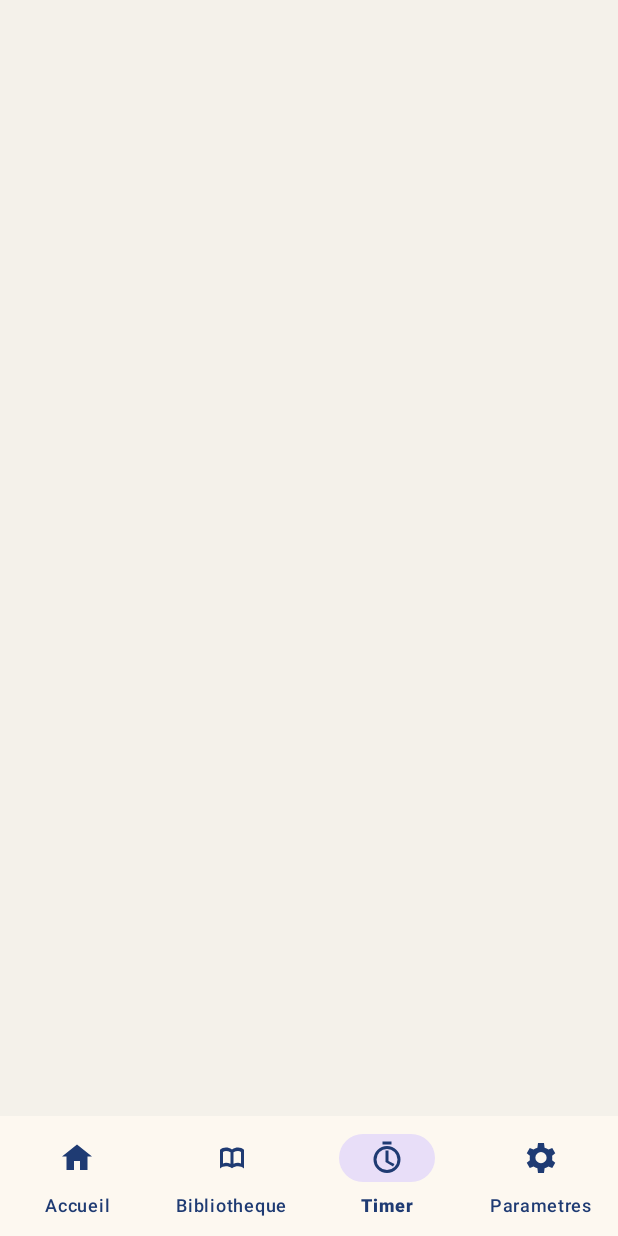
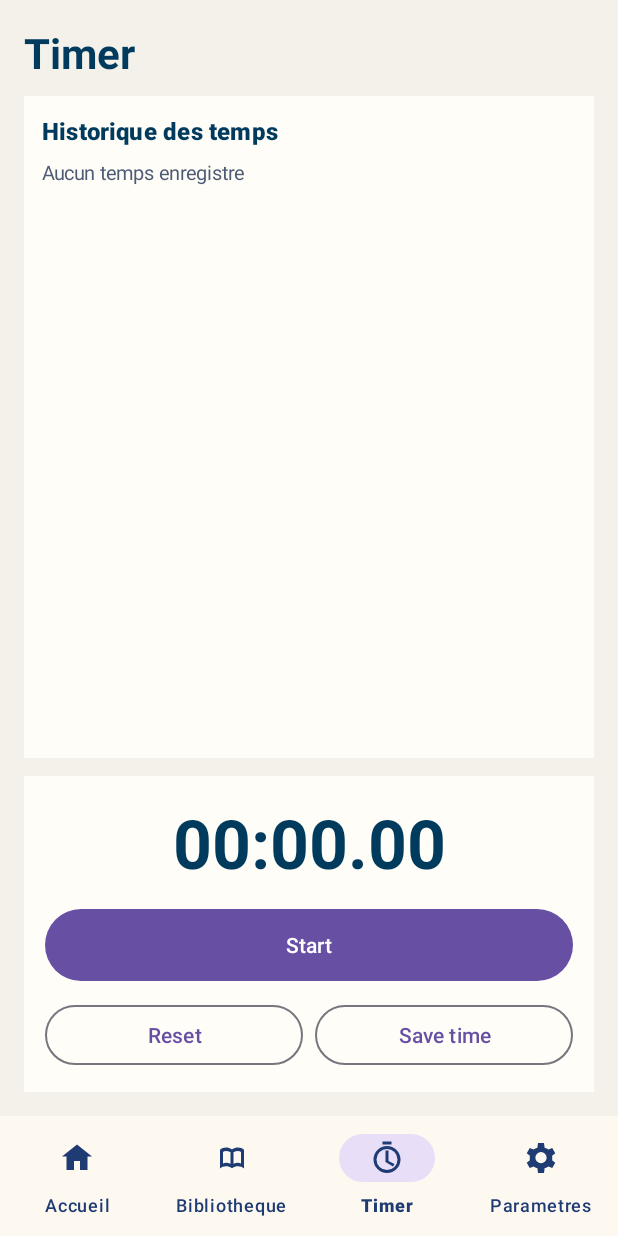
Before and after one commit to Olegueyan/Algomix, an Android app: the screen it shows after launch (MainActivity), item 3 of the bottom bar chosen, on a phone screen of 412 x 824 dp. Run offline under Robolectric (Android 15) with nearby library versions, the light colour scheme and no system bars; our stand-ins replace Room's generated code.

Commit message:
Build timer screen

```diff
--- a/app/src/main/java/fr/olegueyan/algomix/ui/timer/TimerFragment.kt
+++ b/app/src/main/java/fr/olegueyan/algomix/ui/timer/TimerFragment.kt
@@ -4,31 +4,40 @@ import android.os.Bundle
 import android.view.LayoutInflater
 import android.view.View
 import android.view.ViewGroup
+import android.widget.LinearLayout
+import android.widget.TextView
 import androidx.fragment.app.Fragment
 import androidx.lifecycle.Lifecycle
 import androidx.lifecycle.ViewModelProvider
 import androidx.lifecycle.lifecycleScope
 import androidx.lifecycle.repeatOnLifecycle
-import fr.olegueyan.algomix.databinding.FragmentPlaceholderBinding
+import fr.olegueyan.algomix.R
+import fr.olegueyan.algomix.databinding.FragmentTimerBinding
 import fr.olegueyan.algomix.ui.home.AppContainerOwner
 import fr.olegueyan.algomix.ui.home.SingleViewModelFactory
+import fr.olegueyan.algomix.ui.state.TimerDisplayEntry
+import fr.olegueyan.algomix.ui.state.TimerRunState
+import fr.olegueyan.algomix.ui.state.TimerUiState
 import fr.olegueyan.algomix.ui.viewmodel.TimerViewModel
 import kotlinx.coroutines.launch
 
 class TimerFragment : Fragment() {
-    private var binding: FragmentPlaceholderBinding? = null
+    private var binding: FragmentTimerBinding? = null
     private lateinit var viewModel: TimerViewModel
 
     override fun onCreate(savedInstanceState: Bundle?) {
         super.onCreate(savedInstanceState)
-        val repository = (requireActivity() as AppContainerOwner)
-            .appContainer
-            .timerRepository()
-            .getOrNull()
+        val container = (requireActivity() as AppContainerOwner).appContainer
+        val repository = container.timerRepository().getOrNull()
             ?: error("TimerRepository is not configured")
         viewModel = ViewModelProvider(
             this,
-            SingleViewModelFactory { TimerViewModel(repository) },
+            SingleViewModelFactory {
+                TimerViewModel(
+                    timerRepository = repository,
+                    clockProvider = container.clockProvider,
+                )
+            },
         )[TimerViewModel::class.java]
     }
 
@@ -37,18 +46,16 @@ class TimerFragment : Fragment() {
         container: ViewGroup?,
         savedInstanceState: Bundle?,
     ): View {
-        val fragmentBinding = FragmentPlaceholderBinding.inflate(inflater, container, false)
+        val fragmentBinding = FragmentTimerBinding.inflate(inflater, container, false)
         binding = fragmentBinding
         return fragmentBinding.root
     }
 
     override fun onViewCreated(view: View, savedInstanceState: Bundle?) {
+        bindActions()
         viewLifecycleOwner.lifecycleScope.launch {
             viewLifecycleOwner.repeatOnLifecycle(Lifecycle.State.STARTED) {
-                viewModel.uiState.collect { state ->
-                    binding?.placeholderTitle?.setText(state.titleResId)
-                    binding?.placeholderBody?.setText(state.bodyResId)
-                }
+                viewModel.uiState.collect(::render)
             }
         }
     }
@@ -57,4 +64,74 @@ class TimerFragment : Fragment() {
         binding = null
         super.onDestroyView()
     }
+
+    private fun bindActions() {
+        val currentBinding = binding ?: return
+        currentBinding.startPauseButton.setOnClickListener { viewModel.startOrPause() }
+        currentBinding.resetButton.setOnClickListener { viewModel.reset() }
+        currentBinding.saveTimeButton.setOnClickListener { viewModel.saveTime() }
+    }
+
+    private fun render(state: TimerUiState) {
+        val currentBinding = binding ?: return
+        currentBinding.timerDisplay.text = state.durationLabel
+        currentBinding.startPauseButton.text = when (state.runState) {
+            TimerRunState.IDLE -> getString(R.string.timer_start)
+            TimerRunState.RUNNING -> getString(R.string.timer_pause)
+            TimerRunState.PAUSED -> getString(R.string.timer_resume)
+        }
+        currentBinding.timerFeedback.text = state.feedbackMessage.orEmpty()
+        currentBinding.timerFeedback.visibility = (state.feedbackMessage != null).toVisibility()
+        currentBinding.timerFeedback.setTextColor(if (state.isError) ERROR_COLOR else INFO_COLOR)
+        renderHistory(state.history)
+    }
+
+    private fun renderHistory(entries: List<TimerDisplayEntry>) {
+        val currentBinding = binding ?: return
+        currentBinding.historyContainer.removeAllViews()
+        if (entries.isEmpty()) {
+            currentBinding.historyContainer.addView(bodyText(getString(R.string.timer_history_empty)))
+            return
+        }
+        entries.forEach { entry ->
+            currentBinding.historyContainer.addView(historyRow(entry))
+        }
+    }
+
+    private fun historyRow(entry: TimerDisplayEntry): View =
+        LinearLayout(requireContext()).apply {
+            orientation = LinearLayout.VERTICAL
+            setPadding(HISTORY_ROW_PADDING, HISTORY_ROW_PADDING, HISTORY_ROW_PADDING, HISTORY_ROW_PADDING)
+            setBackgroundColor(HISTORY_ROW_COLOR)
+            addView(titleText(entry.durationLabel))
+            addView(bodyText(entry.solvedAtLabel))
+        }
+
+    private fun titleText(text: String): TextView =
+        TextView(requireContext()).apply {
+            this.text = text
+            textSize = TITLE_TEXT_SIZE
+            setTextColor(TITLE_COLOR)
+        }
+
+    private fun bodyText(text: String): TextView =
+        TextView(requireContext()).apply {
+            this.text = text
+            textSize = BODY_TEXT_SIZE
+            setTextColor(BODY_COLOR)
+        }
+
+    private fun Boolean.toVisibility(): Int =
+        if (this) View.VISIBLE else View.GONE
+
+    companion object {
+        private const val HISTORY_ROW_PADDING = 10
+        private const val TITLE_TEXT_SIZE = 18f
+        private const val BODY_TEXT_SIZE = 13f
+        private const val TITLE_COLOR = 0xFF003A5D.toInt()
+        private const val BODY_COLOR = 0xFF4D5B75.toInt()
+        private const val INFO_COLOR = 0xFF8A3B00.toInt()
+        private const val ERROR_COLOR = 0xFFB00020.toInt()
+        private const val HISTORY_ROW_COLOR = 0xFFF7FBFF.toInt()
+    }
 }
--- /dev/null
+++ b/app/src/main/res/layout/fragment_timer.xml
@@ -0,0 +1,118 @@
+<?xml version="1.0" encoding="utf-8"?>
+<LinearLayout xmlns:android="http://schemas.android.com/apk/res/android"
+    xmlns:tools="http://schemas.android.com/tools"
+    android:id="@+id/timerRoot"
+    android:layout_width="match_parent"
+    android:layout_height="match_parent"
+    android:background="#F4F1EA"
+    android:orientation="vertical"
+    android:padding="16dp">
+
+    <TextView
+        android:id="@+id/timerTitle"
+        android:layout_width="match_parent"
+        android:layout_height="wrap_content"
+        android:text="@string/timer_title"
+        android:textAppearance="?attr/textAppearanceHeadlineMedium"
+        android:textColor="#003A5D"
+        android:textStyle="bold" />
+
+    <TextView
+        android:id="@+id/timerFeedback"
+        android:layout_width="match_parent"
+        android:layout_height="wrap_content"
+        android:layout_marginTop="8dp"
+        android:background="#FFFFF7E8"
+        android:padding="10dp"
+        android:textAppearance="?attr/textAppearanceBodySmall"
+        android:textColor="#8A3B00"
+        android:visibility="gone"
+        tools:text="Temps sauvegarde"
+        tools:visibility="visible" />
+
+    <LinearLayout
+        android:id="@+id/historyPanel"
+        android:layout_width="match_parent"
+        android:layout_height="0dp"
+        android:layout_marginTop="10dp"
+        android:layout_weight="1"
+        android:background="#FFFDF8"
+        android:orientation="vertical"
+        android:padding="12dp">
+
+        <TextView
+            android:id="@+id/historyTitle"
+            android:layout_width="match_parent"
+            android:layout_height="wrap_content"
+            android:text="@string/timer_history_title"
+            android:textAppearance="?attr/textAppearanceTitleMedium"
+            android:textColor="#003A5D"
+            android:textStyle="bold" />
+
+        <ScrollView
+            android:layout_width="match_parent"
+            android:layout_height="0dp"
+            android:layout_marginTop="8dp"
+            android:layout_weight="1">
+
+            <LinearLayout
+                android:id="@+id/historyContainer"
+                android:layout_width="match_parent"
+                android:layout_height="wrap_content"
+                android:orientation="vertical" />
+        </ScrollView>
+    </LinearLayout>
+
+    <LinearLayout
+        android:id="@+id/chronoPanel"
+        android:layout_width="match_parent"
+        android:layout_height="wrap_content"
+        android:layout_marginTop="12dp"
+        android:background="#FFFDF8"
+        android:gravity="center"
+        android:orientation="vertical"
+        android:padding="14dp">
+
+        <TextView
+            android:id="@+id/timerDisplay"
+            android:layout_width="match_parent"
+            android:layout_height="wrap_content"
+            android:gravity="center"
+            android:text="@string/timer_zero"
+            android:textAppearance="?attr/textAppearanceDisplayMedium"
+            android:textColor="#003A5D"
+            android:textStyle="bold" />
+
+        <com.google.android.material.button.MaterialButton
+            android:id="@+id/startPauseButton"
+            android:layout_width="match_parent"
+            android:layout_height="56dp"
+            android:layout_marginTop="10dp"
+            android:text="@string/timer_start" />
+
+        <LinearLayout
+            android:layout_width="match_parent"
+            android:layout_height="wrap_content"
+            android:layout_marginTop="8dp"
+            android:orientation="horizontal">
+
+            <com.google.android.material.button.MaterialButton
+                android:id="@+id/resetButton"
+                style="@style/Widget.Material3.Button.OutlinedButton"
+                android:layout_width="0dp"
+                android:layout_height="wrap_content"
+                android:layout_marginEnd="4dp"
+                android:layout_weight="1"
+                android:text="@string/timer_reset" />
+
+            <com.google.android.material.button.MaterialButton
+                android:id="@+id/saveTimeButton"
+                style="@style/Widget.Material3.Button.OutlinedButton"
+                android:layout_width="0dp"
+                android:layout_height="wrap_content"
+                android:layout_marginStart="4dp"
+                android:layout_weight="1"
+                android:text="@string/timer_save_time" />
+        </LinearLayout>
+    </LinearLayout>
+</LinearLayout>
--- a/app/src/main/res/values/strings.xml
+++ b/app/src/main/res/values/strings.xml
@@ -77,4 +77,13 @@
     <string name="library_empty">Aucun element</string>
     <string name="library_algorithms_title">Ensembles d algorithmes</string>
     <string name="library_share_pdf_title">Partager la fiche</string>
+    <string name="timer_title">Timer</string>
+    <string name="timer_history_title">Historique des temps</string>
+    <string name="timer_history_empty">Aucun temps enregistre</string>
+    <string name="timer_zero">00:00.00</string>
+    <string name="timer_start">Start</string>
+    <string name="timer_pause">Pause</string>
+    <string name="timer_resume">Reprendre</string>
+    <string name="timer_reset">Reset</string>
+    <string name="timer_save_time">Save time</string>
 </resources>
```
Also changed, not shown: 2 other files.
